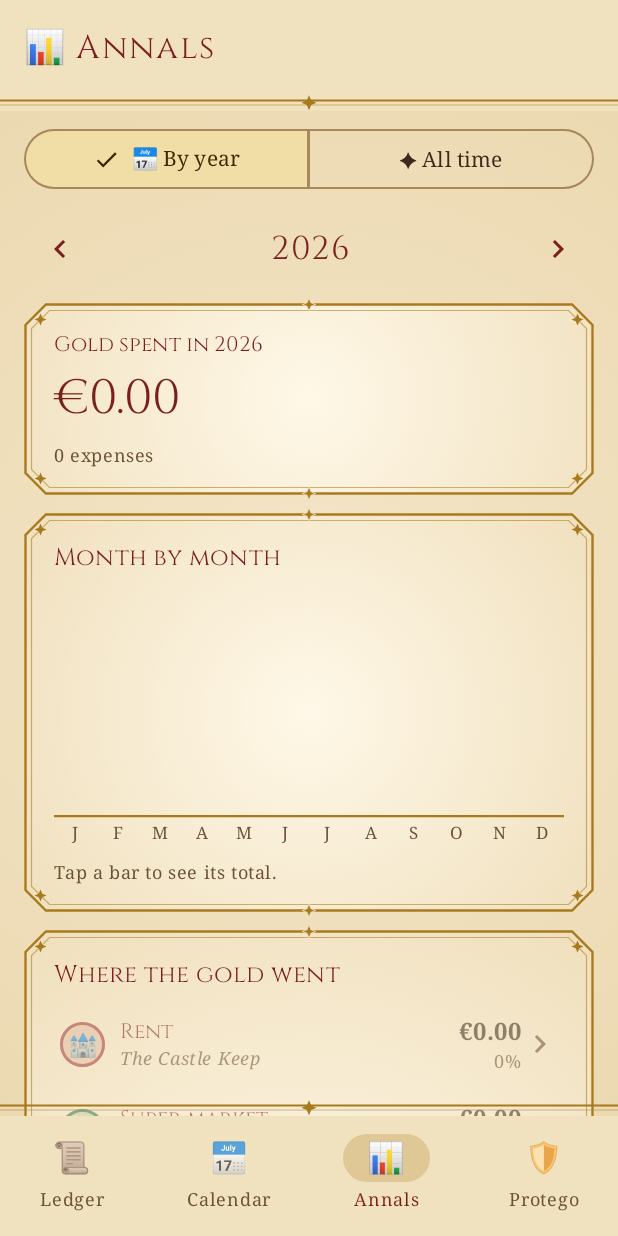
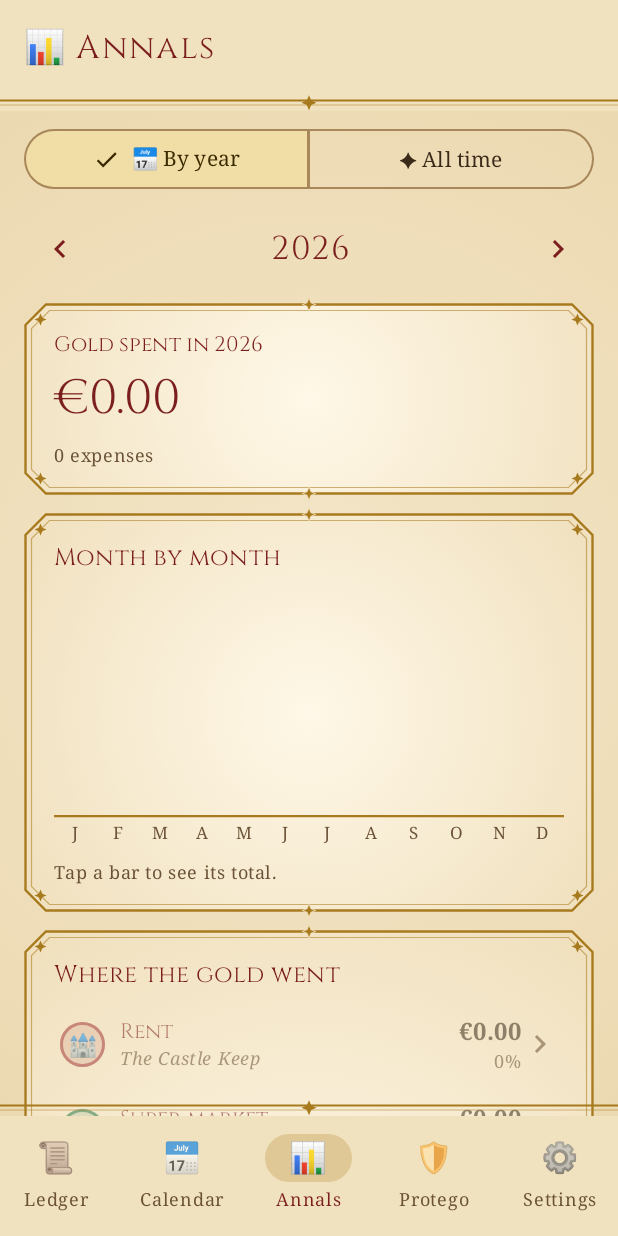
Before and after one commit to csymvoul/expensiarmus, an Android app built with Jetpack Compose: the screen it shows after launch (MainActivity), item 3 of the bottom bar chosen, on a phone screen of 412 x 824 dp. Run offline under Robolectric (Android 15) with nearby library versions, the phone set to English and light mode, and no system bars.

Commit message:
Expensiarmus 1.7.0 / web 1.6.0 / iPhone 1.4.0: framed floating Record button, Settings tab with Geminio, no test owl or menu

```diff
--- a/app/build.gradle.kts
+++ b/app/build.gradle.kts
@@ -21,8 +21,8 @@ android {
         applicationId = "com.csymvoul.expenses"
         minSdk = 26
         targetSdk = 35
-        versionCode = 11
-        versionName = "1.6.0"
+        versionCode = 12
+        versionName = "1.7.0"
     }
 
     signingConfigs {
--- a/app/src/main/java/com/csymvoul/expenses/MainActivity.kt
+++ b/app/src/main/java/com/csymvoul/expenses/MainActivity.kt
@@ -92,7 +92,7 @@ class MainActivity : ComponentActivity() {
 private val LocalSettingsVersion = staticCompositionLocalOf<Any> { Unit }
 
 // Routes. The back stack is kept as routes joined by '|' so it survives rotation.
-// The four tabs (Ledger, Calendar, Annals, Protego) are top-level routes.
+// The five tabs (Ledger, Calendar, Annals, Protego, Settings) are top-level routes.
 private const val MONTH = "month"
 private const val CALENDAR = "calendar"
 private const val ANNALS = "annals"
@@ -103,7 +103,7 @@ private const val EDIT = "edit:" // + expense id, empty for a new expense
 private const val VIEW = "view:" // + expense id: read-only view
 private const val CATEGORY = "category:" // + category name, optionally + ":" + food type name
 
-private val TAB_ROUTES = mapOf(Tab.LEDGER to MONTH, Tab.CALENDAR to CALENDAR, Tab.ANNALS to ANNALS, Tab.GOALS to GOALS)
+private val TAB_ROUTES = mapOf(Tab.LEDGER to MONTH, Tab.CALENDAR to CALENDAR, Tab.ANNALS to ANNALS, Tab.GOALS to GOALS, Tab.SETTINGS to SETTINGS)
 
 @Composable
 fun ExpensesApp(openRecord: Boolean = false, vm: ExpenseViewModel = viewModel()) {
@@ -164,12 +164,6 @@ fun ExpensesApp(openRecord: Boolean = false, vm: ExpenseViewModel = viewModel())
         context.startActivity(
             Intent(Settings.ACTION_APP_NOTIFICATION_SETTINGS).putExtra(Settings.EXTRA_APP_PACKAGE, context.packageName),
         )
-    }
-    val testOwl = {
-        if (!OwlNotifier.show(context)) {
-            Toast.makeText(context, "Notifications are blocked: allow them first.", Toast.LENGTH_LONG).show()
-            askForNotifications()
-        }
     }
     val newExpenseDate = when {
         route == CALENDAR && selectedDay?.let { YearMonth.from(it) } == month -> selectedDay!!
@@ -232,8 +226,8 @@ fun ExpensesApp(openRecord: Boolean = false, vm: ExpenseViewModel = viewModel())
                     if (!before.reminderOn && AppSettings.get(context).reminderOn) askForNotifications()
                 },
                 onFixOwls = fixOwls,
-                onTestOwl = testOwl,
-                onBack = ::pop,
+                onExport = { exportLauncher.launch("expensiarmus-${LocalDate.now()}.csv") },
+                bottomBar = { tabBar(Tab.SETTINGS) },
             )
             route == SEARCH -> SearchScreen(
                 expenses = data.expenses,
@@ -303,12 +297,9 @@ fun ExpensesApp(openRecord: Boolean = false, vm: ExpenseViewModel = viewModel())
                     onOpen = { push(VIEW + it) },
                     onCategory = { c, t -> push(CATEGORY + c.name + (t?.let { ":" + it.name } ?: "")) },
                     onSearch = { push(SEARCH) },
-                    onSettings = { push(SETTINGS) },
                     reminderOn = settings.reminderOn,
                     owlsBlocked = owlsBlocked,
                     onFixOwls = fixOwls,
-                    onTestOwl = testOwl,
-                    onExport = { exportLauncher.launch("expensiarmus-${LocalDate.now()}.csv") },
                     snackbar = snackbar,
                     bottomBar = { tabBar(if (view == MonthView.CALENDAR) Tab.CALENDAR else Tab.LEDGER) },
                 )
--- a/app/src/main/java/com/csymvoul/expenses/domain/Words.kt
+++ b/app/src/main/java/com/csymvoul/expenses/domain/Words.kt
@@ -47,10 +47,11 @@ data class Words(
     val noGoals: String,
     val whichCategory: String,
     val categoryEmpty: String,
-    val exportMenu: String,
+    val exportTitle: String,
+    val exportButton: String,
     val exported: String,
     val exportFailed: String,
-    val testOwl: String,
+    val settingsTab: String,
     val reminder: String,
     val reminderSwitch: String,
     val owlNothing: String,
@@ -89,9 +90,9 @@ data class Words(
             goalsIntroSuffix = "An owl warns you at 80% and when a ward breaks.",
             noGoals = "No wards for this month yet.", whichCategory = "Which vault?",
             categoryEmpty = "This vault is empty. Nothing recorded here yet.",
-            exportMenu = "📜 Geminio · export CSV", exported = "Geminio! Ledger copied to CSV.",
+            exportTitle = "📜 Geminio", exportButton = "Geminio · export CSV", exported = "Geminio! Ledger copied to CSV.",
             exportFailed = "The spell failed: export did not work.",
-            testOwl = "🦉 Send a test owl now", reminder = "🦉 Owl reminder", reminderSwitch = "Send the evening owl",
+            settingsTab = "⚙️ Settings", reminder = "🦉 Owl reminder", reminderSwitch = "Send the evening owl",
             owlNothing = "🦉 Owl post: did you forget the ledger?", owlSome = "🦉 Owl post: anything else for the ledger?",
             alert80Prefix = "🦉 80% of your", alert80Suffix = "ward is spent",
             alert100Prefix = "⚡ Your", alert100Suffix = "ward is broken",
@@ -118,8 +119,8 @@ data class Words(
             goalsIntroSuffix = "You get a warning at 80% and when a goal is passed.",
             noGoals = "No goals for this month yet.", whichCategory = "Which category?",
             categoryEmpty = "Nothing recorded in this category yet.",
-            exportMenu = "Export CSV", exported = "Expenses exported.", exportFailed = "Export failed.",
-            testOwl = "Send a test reminder now", reminder = "Daily reminder", reminderSwitch = "Send the daily reminder",
+            exportTitle = "📤 Export", exportButton = "Export CSV", exported = "Expenses exported.", exportFailed = "Export failed.",
+            settingsTab = "⚙️ Settings", reminder = "Daily reminder", reminderSwitch = "Send the daily reminder",
             owlNothing = "Did you record today's expenses?", owlSome = "Anything else to record today?",
             alert80Prefix = "80% of your", alert80Suffix = "goal is spent",
             alert100Prefix = "You've reached your", alert100Suffix = "goal",
--- a/app/src/main/java/com/csymvoul/expenses/ui/components/Parchment.kt
+++ b/app/src/main/java/com/csymvoul/expenses/ui/components/Parchment.kt
@@ -1,6 +1,11 @@
 package com.csymvoul.expenses.ui.components
 
 import androidx.compose.foundation.Canvas
+import androidx.compose.material3.Surface
+import androidx.compose.foundation.shape.CutCornerShape
+import androidx.compose.foundation.layout.width
+import androidx.compose.foundation.layout.Spacer
+import androidx.compose.foundation.BorderStroke
 import androidx.compose.foundation.background
 import androidx.compose.foundation.border
 import androidx.compose.foundation.layout.Arrangement
@@ -64,7 +69,7 @@ fun ParchmentCard(
     )
 }
 
-private fun DrawScope.chamfered(inset: Float, cut: Float): Path = Path().apply {
+internal fun DrawScope.chamfered(inset: Float, cut: Float): Path = Path().apply {
     val l = inset
     val t = inset
     val r = size.width - inset
@@ -200,3 +205,36 @@ fun OrnamentHeading(text: String, modifier: Modifier = Modifier) {
         GoldRule(Modifier.weight(1f))
     }
 }
+
+/**
+ * The "Record expense" button: a burgundy seal in the same frame as the cards (cut corners,
+ * double gold border, corner sparkles), floating above the page on a shadow.
+ */
+@Composable
+fun WizardFab(text: String, onClick: () -> Unit, icon: @Composable () -> Unit) {
+    val gold = MaterialTheme.colorScheme.secondary
+    Surface(
+        onClick = onClick,
+        shape = CutCornerShape(14.dp),
+        color = MaterialTheme.colorScheme.primary,
+        contentColor = MaterialTheme.colorScheme.onPrimary,
+        border = BorderStroke(2.dp, gold),
+        shadowElevation = 12.dp,
+    ) {
+        Row(
+            Modifier
+                .drawBehind {
+                    drawPath(chamfered(5.dp.toPx(), 14.dp.toPx()), gold.copy(alpha = 0.6f), style = Stroke(1.dp.toPx()))
+                    val s = 9.dp.toPx()
+                    listOf(Offset(s, s), Offset(size.width - s, s), Offset(s, size.height - s), Offset(size.width - s, size.height - s))
+                        .forEach { drawSparkle(it, 3.5.dp.toPx(), gold) }
+                }
+                .padding(horizontal = 24.dp, vertical = 16.dp),
+            verticalAlignment = Alignment.CenterVertically,
+        ) {
+            icon()
+            Spacer(Modifier.width(10.dp))
+            Text(text, style = MaterialTheme.typography.titleSmall, color = MaterialTheme.colorScheme.onPrimary)
+        }
+    }
+}
--- a/app/src/main/java/com/csymvoul/expenses/ui/components/TabBar.kt
+++ b/app/src/main/java/com/csymvoul/expenses/ui/components/TabBar.kt
@@ -17,13 +17,16 @@ import com.csymvoul.expenses.domain.Words
 /** The wording chosen in Settings (wizard or plain), available to every screen. */
 val LocalWords = staticCompositionLocalOf { Words.WIZARD }
 
-enum class Tab { LEDGER, CALENDAR, ANNALS, GOALS }
+enum class Tab { LEDGER, CALENDAR, ANNALS, GOALS, SETTINGS }
 
-/** Bottom tab bar on a parchment band: Ledger · Calendar · Annals · Protego (or the plain names). */
+/** Bottom tab bar on a parchment band: Ledger · Calendar · Annals · Protego · Settings (or the plain names). */
 @Composable
 fun WizardTabBar(selected: Tab, onSelect: (Tab) -> Unit) {
     val w = LocalWords.current
-    val labels = mapOf(Tab.LEDGER to w.ledgerTab, Tab.CALENDAR to w.calendarTab, Tab.ANNALS to w.annalsTab, Tab.GOALS to w.goalsTab)
+    val labels = mapOf(
+        Tab.LEDGER to w.ledgerTab, Tab.CALENDAR to w.calendarTab, Tab.ANNALS to w.annalsTab,
+        Tab.GOALS to w.goalsTab, Tab.SETTINGS to w.settingsTab,
+    )
     Column {
         GoldRule()
         NavigationBar(containerColor = MaterialTheme.colorScheme.surfaceContainer) {
--- a/app/src/main/java/com/csymvoul/expenses/ui/screens/MonthScreen.kt
+++ b/app/src/main/java/com/csymvoul/expenses/ui/screens/MonthScreen.kt
@@ -23,14 +23,10 @@ import androidx.compose.material.icons.Icons
 import androidx.compose.material.icons.automirrored.filled.KeyboardArrowLeft
 import androidx.compose.material.icons.automirrored.filled.KeyboardArrowRight
 import androidx.compose.material.icons.filled.Create
-import androidx.compose.material.icons.filled.MoreVert
 import androidx.compose.material.icons.filled.Search
 import androidx.compose.material3.Card
 import androidx.compose.material3.CardDefaults
-import androidx.compose.material3.DropdownMenu
-import androidx.compose.material3.DropdownMenuItem
 import androidx.compose.material3.ExperimentalMaterial3Api
-import androidx.compose.material3.ExtendedFloatingActionButton
 import androidx.compose.material3.HorizontalDivider
 import androidx.compose.material3.Icon
 import androidx.compose.material3.IconButton
@@ -64,6 +60,7 @@ import com.csymvoul.expenses.model.Expense
 import com.csymvoul.expenses.model.FoodType
 import com.csymvoul.expenses.ui.components.CalendarGrid
 import com.csymvoul.expenses.ui.components.EmblemBadge
+import com.csymvoul.expenses.ui.components.WizardFab
 import com.csymvoul.expenses.ui.components.WizardTopBar
 import com.csymvoul.expenses.ui.components.DonutChart
 import com.csymvoul.expenses.ui.components.ExpenseRow
@@ -103,17 +100,13 @@ fun MonthScreen(
     onOpen: (String) -> Unit,
     onCategory: (Category, FoodType?) -> Unit,
     onSearch: () -> Unit,
-    onSettings: () -> Unit,
     reminderOn: Boolean,
     owlsBlocked: Boolean,
     onFixOwls: () -> Unit,
-    onTestOwl: () -> Unit,
-    onExport: () -> Unit,
     snackbar: SnackbarHostState,
     bottomBar: @Composable () -> Unit,
 ) {
     val w = LocalWords.current
-    var menuOpen by remember { mutableStateOf(false) }
     Scaffold(
         snackbarHost = { SnackbarHost(snackbar) },
         bottomBar = bottomBar,
@@ -126,37 +119,13 @@ fun MonthScreen(
                     IconButton(onClick = onSearch) {
                         Icon(Icons.Default.Search, contentDescription = w.search)
                     }
-                    Box {
-                        IconButton(onClick = { menuOpen = true }) {
-                            Icon(Icons.Default.MoreVert, contentDescription = "More")
-                        }
-                        DropdownMenu(expanded = menuOpen, onDismissRequest = { menuOpen = false }) {
-                            DropdownMenuItem(
-                                text = { Text("⚙️ Settings") },
-                                onClick = { menuOpen = false; onSettings() },
-                            )
-                            DropdownMenuItem(
-                                text = { Text(w.testOwl) },
-                                onClick = { menuOpen = false; onTestOwl() },
-                            )
-                            DropdownMenuItem(
-                                text = { Text(w.exportMenu) },
-                                onClick = { menuOpen = false; onExport() },
-                            )
-                        }
-                    }
                 },
             )
         },
         floatingActionButton = {
-            ExtendedFloatingActionButton(
-                onClick = onAdd,
-                shape = CutCornerShape(14.dp),
-                containerColor = MaterialTheme.colorScheme.primary,
-                contentColor = MaterialTheme.colorScheme.onPrimary,
-                icon = { Icon(Icons.Default.Create, contentDescription = null) },
-                text = { Text(w.fab.substringAfter(' ')) },
-            )
+            WizardFab(text = w.fab.substringAfter(' '), onClick = onAdd) {
+                Icon(Icons.Default.Create, contentDescription = null)
+            }
         },
     ) { padding ->
         LazyColumn(
```
Also changed, not shown: app/src/main/java/com/csymvoul/expenses/ui/screens/SettingsScreen.kt (+15 -15 lines), 10 other files.
